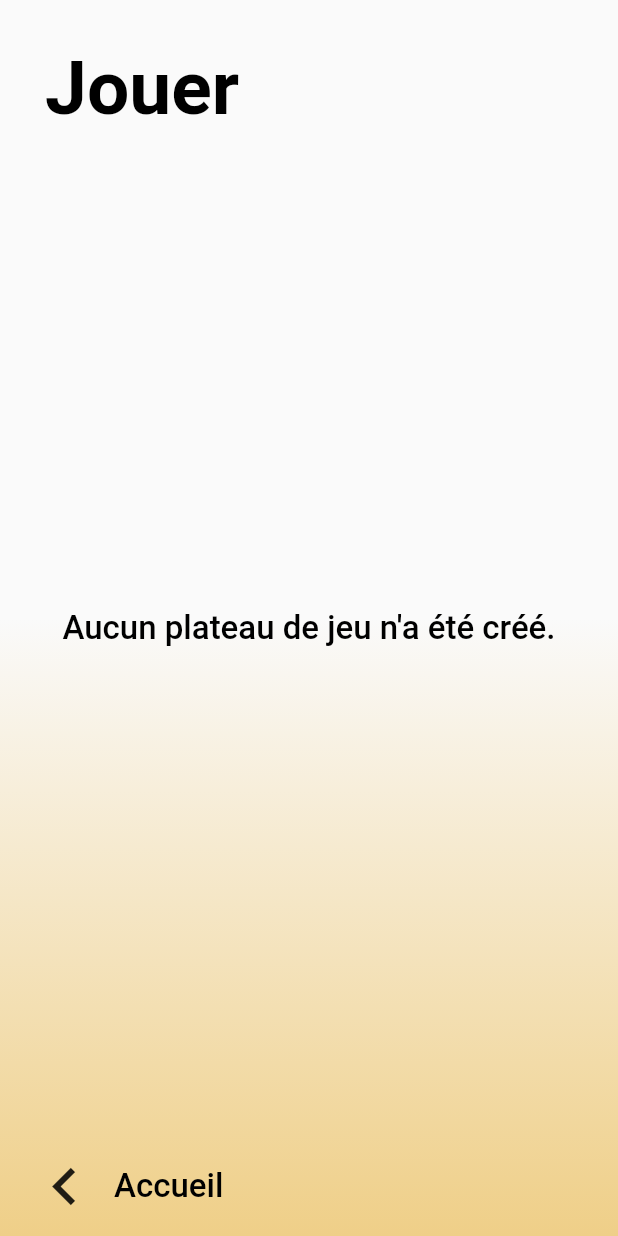
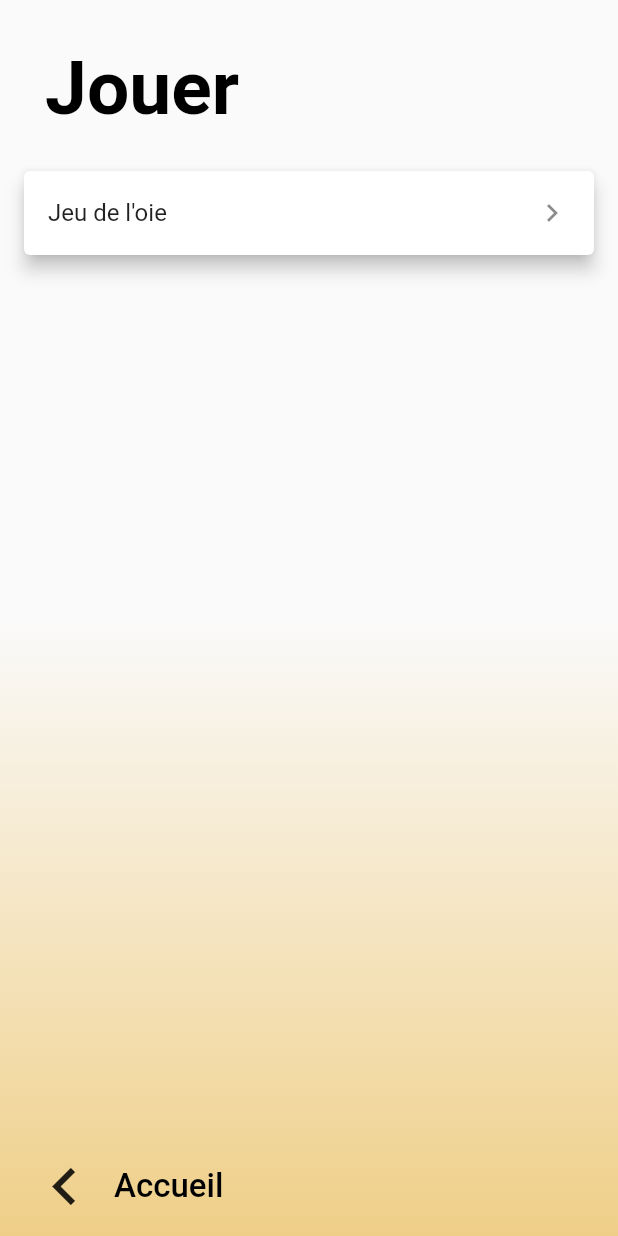
Before and after one commit to AlexisDeslandes/studrink, a Flutter app: the screen it shows after launch, after a tap on "Jouer", on a phone screen of 412 x 824 dp. Run offline on Flutter 3.47's test engine with Material 2 defaults, Android fonts, the phone set to English and light mode, and no system bars; our stand-ins replace equatable, flutter_bloc, flutter_svg, shared_preferences; Roboto replaces fonts that are missing (Helvetica).

```diff
--- a/lib/blocs/board_game/board_game_bloc.dart
+++ b/lib/blocs/board_game/board_game_bloc.dart
@@ -1,13 +1,29 @@
+import 'dart:convert';
+
 import 'package:equatable/equatable.dart';
 import 'package:flutter/cupertino.dart';
 import 'package:flutter_bloc/flutter_bloc.dart';
 import 'package:ptit_godet/models/board_game.dart';
+import 'package:ptit_godet/storage/local_storage.dart';
 
 class BoardGameBloc extends Bloc<BoardGameEvent, BoardGameState> {
-  BoardGameBloc() : super(BoardGameState.empty());
+  final LocalStorage storage;
+
+  BoardGameBloc({@required LocalStorage storage})
+      : storage = storage,
+        super(BoardGameState.empty());
 
   @override
-  Stream<BoardGameState> mapEventToState(BoardGameEvent event) async* {}
+  Stream<BoardGameState> mapEventToState(BoardGameEvent event) async* {
+    if (event is InitBoardGame) {
+      Iterable boardGameListAsIterable =
+          jsonDecode(storage.read(LocalStorageKeywords.boardGameList));
+      final list = List<Map<String, dynamic>>.from(boardGameListAsIterable)
+          .map((m) => BoardGame.fromJson(m))
+          .toList();
+      yield BoardGameState(boardGameList: list);
+    }
+  }
 }
 
 class BoardGameState extends Equatable {
@@ -21,4 +37,13 @@ class BoardGameState extends Equatable {
   List<Object> get props => [boardGameList];
 }
 
-class BoardGameEvent {}
+abstract class BoardGameEvent extends Equatable {
+  const BoardGameEvent();
+
+  @override
+  List<Object> get props => [];
+}
+
+class InitBoardGame extends BoardGameEvent {
+  const InitBoardGame();
+}
--- /dev/null
+++ b/lib/blocs/current_game/current_game_bloc.dart
@@ -0,0 +1,90 @@
+import 'package:equatable/equatable.dart';
+import 'package:flutter/cupertino.dart';
+import 'package:flutter_bloc/flutter_bloc.dart';
+import 'package:ptit_godet/blocs/nav/nav_bloc.dart';
+import 'package:ptit_godet/models/board_game.dart';
+import 'package:ptit_godet/models/player.dart';
+import 'package:ptit_godet/pages/game_page.dart';
+
+class CurrentGameBloc extends Bloc<CurrentGameEvent, CurrentGameState> {
+  final NavBloc navBloc;
+
+  CurrentGameBloc({@required this.navBloc})
+      : assert(navBloc != null),
+        super(CurrentGameState.empty());
+
+  @override
+  Stream<CurrentGameState> mapEventToState(CurrentGameEvent event) async* {
+    if (event is InitModelCurrentGame) {
+      yield CurrentGameState.copy(state, boardGame: event.boardGame);
+    } else if (event is AddPlayer) {
+      final playerList = [Player(), ...state.playerList];
+      yield CurrentGameState.copy(state, playerList: playerList);
+    } else if (event is ChangeNamePlayer) {
+      final playerList = state.playerList.map((player) {
+        if (player == event.player) {
+          return Player.copy(player, name: event.name);
+        }
+        return player;
+      }).toList();
+      yield CurrentGameState.copy(state, playerList: playerList);
+    } else if (event is ValidateGame) {
+      if (state.playerList.every((element) => element.filled)) {
+        navBloc.add(PushNav(pageBuilder: (_) => const GamePage()));
+      } else {
+        //emit alert
+      }
+    }
+  }
+}
+
+abstract class CurrentGameEvent extends Equatable {
+  const CurrentGameEvent();
+
+  @override
+  List<Object> get props => [];
+}
+
+class InitModelCurrentGame extends CurrentGameEvent {
+  final BoardGame boardGame;
+
+  const InitModelCurrentGame({@required this.boardGame})
+      : assert(boardGame != null);
+}
+
+class AddPlayer extends CurrentGameEvent {
+  const AddPlayer();
+}
+
+class ChangeNamePlayer extends CurrentGameEvent {
+  final Player player;
+  final String name;
+
+  const ChangeNamePlayer({@required this.player, @required this.name})
+      : assert(player != null && name != null);
+
+  @override
+  List<Object> get props => [player, name];
+}
+
+class ValidateGame extends CurrentGameEvent {
+  const ValidateGame();
+}
+
+class CurrentGameState extends Equatable {
+  final BoardGame boardGame;
+  final List<Player> playerList;
+
+  const CurrentGameState({this.boardGame, this.playerList = const []});
+
+  CurrentGameState.empty() : this(playerList: [Player()]);
+
+  @override
+  List<Object> get props => [boardGame, playerList];
+
+  CurrentGameState.copy(CurrentGameState old,
+      {BoardGame boardGame, List<Player> playerList})
+      : this(
+            boardGame: boardGame ?? old.boardGame,
+            playerList: playerList ?? old.playerList);
+}
--- a/lib/blocs/provider/app_provider.dart
+++ b/lib/blocs/provider/app_provider.dart
@@ -2,7 +2,9 @@ import 'package:flutter/cupertino.dart';
 import 'package:flutter_bloc/flutter_bloc.dart';
 import 'package:provider/provider.dart';
 import 'package:ptit_godet/blocs/board_game/board_game_bloc.dart';
+import 'package:ptit_godet/blocs/current_game/current_game_bloc.dart';
 import 'package:ptit_godet/blocs/nav/nav_bloc.dart';
+import 'package:ptit_godet/storage/local_storage.dart';
 
 class AppProvider extends StatelessWidget {
   final Widget child;
@@ -13,7 +15,12 @@ class AppProvider extends StatelessWidget {
   Widget build(BuildContext context) {
     return MultiProvider(providers: [
       BlocProvider<NavBloc>(create: (context) => NavBloc()),
-      BlocProvider<BoardGameBloc>(create: (context) => BoardGameBloc())
+      BlocProvider<BoardGameBloc>(
+          create: (context) => BoardGameBloc(storage: LocalStorage())
+            ..add(const InitBoardGame())),
+      BlocProvider<CurrentGameBloc>(
+          create: (context) =>
+              CurrentGameBloc(navBloc: context.bloc<NavBloc>()))
     ], child: child);
   }
 }
--- a/lib/main.dart
+++ b/lib/main.dart
@@ -1,10 +1,21 @@
+import 'dart:convert';
+
 import 'package:flutter/material.dart';
 import 'package:ptit_godet/blocs/provider/app_provider.dart';
+import 'package:ptit_godet/models/board_game.dart';
+import 'package:ptit_godet/storage/local_storage.dart';
 import 'package:ptit_godet/theme/app_theme.dart';
+import 'package:shared_preferences/shared_preferences.dart';
 
 import 'navigators/main_navigator.dart';
 
-void main() {
+void main() async {
+  WidgetsFlutterBinding.ensureInitialized();
+  final storage =
+      LocalStorage(sharedPreferences: await SharedPreferences.getInstance());
+  await storage.clear();
+  storage.write(LocalStorageKeywords.boardGameList,
+      jsonEncode([BoardGame(name: "Jeu de l'oie").toJson()]));
   runApp(MyApp());
 }
 
--- a/lib/models/board_game.dart
+++ b/lib/models/board_game.dart
@@ -1,6 +1,20 @@
-import 'package:equatable/equatable.dart';
+import 'package:flutter/cupertino.dart';
+import 'package:ptit_godet/models/resource.dart';
 
-class BoardGame extends Equatable {
+class BoardGame extends Resource {
+  final String name;
+
+  BoardGame({@required this.name});
+
+  BoardGame.fromJson(Map<String, dynamic> map) : this(name: map["name"]);
+
   @override
-  List<Object> get props => [];
+  List<Object> get props => [name];
+
+  @override
+  Map<String, dynamic> toJson() {
+    return {
+      "name": name
+    };
+  }
 }
--- /dev/null
+++ b/lib/models/player.dart
@@ -0,0 +1,27 @@
+import 'package:ptit_godet/models/resource.dart';
+
+class Player extends Resource {
+  static int idGenerator = 0;
+
+  final int id;
+  final String name;
+  final String avatar;
+
+  Player({this.name = "", this.avatar = "test"}) : id = idGenerator++;
+
+  Player.fromJson(Map<String, dynamic> map)
+      : this(name: map["name"], avatar: map["avatar"]);
+
+  get filled => name.length > 0 && avatar.length > 0;
+
+  @override
+  Map<String, dynamic> toJson() {
+    return {"name": name, "avatar": avatar};
+  }
+
+  @override
+  List<Object> get props => [name, avatar, id];
+
+  Player.copy(Player player, {String name, String avatar})
+      : this(name: name ?? player.name, avatar: avatar ?? player.avatar);
+}
--- /dev/null
+++ b/lib/models/resource.dart
@@ -0,0 +1,5 @@
+import 'package:equatable/equatable.dart';
+
+abstract class Resource extends Equatable {
+  Map<String, dynamic> toJson();
+}
--- a/lib/pages/chose_game_page.dart
+++ b/lib/pages/chose_game_page.dart
@@ -3,6 +3,7 @@ import 'package:flutter/material.dart';
 import 'package:flutter_bloc/flutter_bloc.dart';
 import 'package:ptit_godet/blocs/board_game/board_game_bloc.dart';
 import 'package:ptit_godet/widgets/back_element_screen.dart';
+import 'package:ptit_godet/widgets/board_game_tile.dart';
 
 class ChoseGamePage extends CupertinoPage {
   const ChoseGamePage()
@@ -19,13 +20,24 @@ class ChoseGameScreen extends BackElementScreen {
 
   @override
   Widget body(BuildContext context) {
-    return BlocBuilder<BoardGameBloc, BoardGameState>(builder: (context, state) {
+    return BlocBuilder<BoardGameBloc, BoardGameState>(
+        builder: (context, state) {
       final boardGameList = state.boardGameList;
       if (boardGameList.isNotEmpty) {
-        return Container();
+        return Padding(
+          padding: const EdgeInsets.only(top: 30.0),
+          child: ListView.builder(
+            itemBuilder: (context, index) => Padding(
+              padding: const EdgeInsets.only(left: 12.0, right: 12.0),
+              child: BoardGameTile(boardGame: boardGameList[index]),
+            ),
+            itemCount: boardGameList.length,
+          ),
+        );
       } else {
         return Center(
-          child: Text("Aucun plateau de jeu n'a été créé.", style: Theme.of(context).textTheme.bodyText2),
+          child: Text("Aucun plateau de jeu n'a été créé.",
+              style: Theme.of(context).textTheme.bodyText2),
         );
       }
     });
@@ -33,5 +45,4 @@ class ChoseGameScreen extends BackElementScreen {
 
   @override
   String title() => "Jouer";
-
 }
--- /dev/null
+++ b/lib/storage/local_storage.dart
@@ -0,0 +1,31 @@
+import 'package:shared_preferences/shared_preferences.dart';
+
+class LocalStorageKeywords {
+  static const String boardGameList = "BOARD_GAME_LIST";
+}
+
+class LocalStorage {
+  static final LocalStorage _instance = LocalStorage._();
+  SharedPreferences _sharedPreferences;
+
+  factory LocalStorage({SharedPreferences sharedPreferences}) {
+    if (sharedPreferences != null) {
+      _instance._sharedPreferences = sharedPreferences;
+    }
+    return _instance;
+  }
+
+  LocalStorage._();
+
+  Future<bool> write(String key, String value) {
+    return _sharedPreferences.setString(key, value);
+  }
+
+  String read(String key) {
+    return _sharedPreferences.getString(key);
+  }
+
+  Future<bool> clear() {
+    return _sharedPreferences.clear();
+  }
+}
--- a/lib/theme/app_theme.dart
+++ b/lib/theme/app_theme.dart
@@ -15,6 +15,9 @@ class AppTheme {
         fontWeight: FontWeight.bold,
         fontSize: 30);
     return lightTheme.copyWith(
+        floatingActionButtonTheme: FloatingActionButtonThemeData(
+          backgroundColor: lightTheme.scaffoldBackgroundColor,
+        ),
         primaryColor: Color(0xffEFCF88),
         buttonTheme: lightTheme.buttonTheme.copyWith(
           height: 68,
--- /dev/null
+++ b/lib/widgets/board_game_tile.dart
@@ -0,0 +1,31 @@
+import 'package:flutter/cupertino.dart';
+import 'package:flutter/material.dart';
+import 'package:ptit_godet/blocs/current_game/current_game_bloc.dart';
+import 'package:ptit_godet/blocs/nav/nav_bloc.dart';
+import 'package:ptit_godet/models/board_game.dart';
+import 'package:flutter_bloc/flutter_bloc.dart';
+import 'package:ptit_godet/pages/chose_players_page.dart';
+
+class BoardGameTile extends StatelessWidget {
+  final BoardGame boardGame;
+
+  const BoardGameTile({@required this.boardGame}) : assert(boardGame != null);
+
+  @override
+  Widget build(BuildContext context) {
+    return Card(
+      elevation: 5,
+      child: ListTile(
+        title: Text(boardGame.name),
+        trailing: Icon(Icons.chevron_right),
+        onTap: () {
+          context.bloc<CurrentGameBloc>()
+            ..add(InitModelCurrentGame(boardGame: boardGame));
+          context
+              .bloc<NavBloc>()
+              .add(PushNav(pageBuilder: (_) => const ChosePlayersPage()));
+        },
+      ),
+    );
+  }
+}
--- a/pubspec.yaml
+++ b/pubspec.yaml
@@ -35,6 +35,7 @@ dependencies:
   mockito: ^4.1.2
   bloc_test: ^7.0.6
   flutter_svg: ^0.19.1
+  shared_preferences: ^0.5.12+2
 
 dev_dependencies:
   flutter_test:
```
Also changed, not shown: lib/pages/chose_players_page.dart (added, +88 -0 lines), lib/pages/game_page.dart (added, +27 -0 lines), lib/widgets/add_player_button.dart (added, +17 -0 lines), lib/widgets/fab_camera.dart (added, +22 -0 lines), lib/widgets/player_field.dart (added, +41 -0 lines), pubspec.lock, 4 other files.
